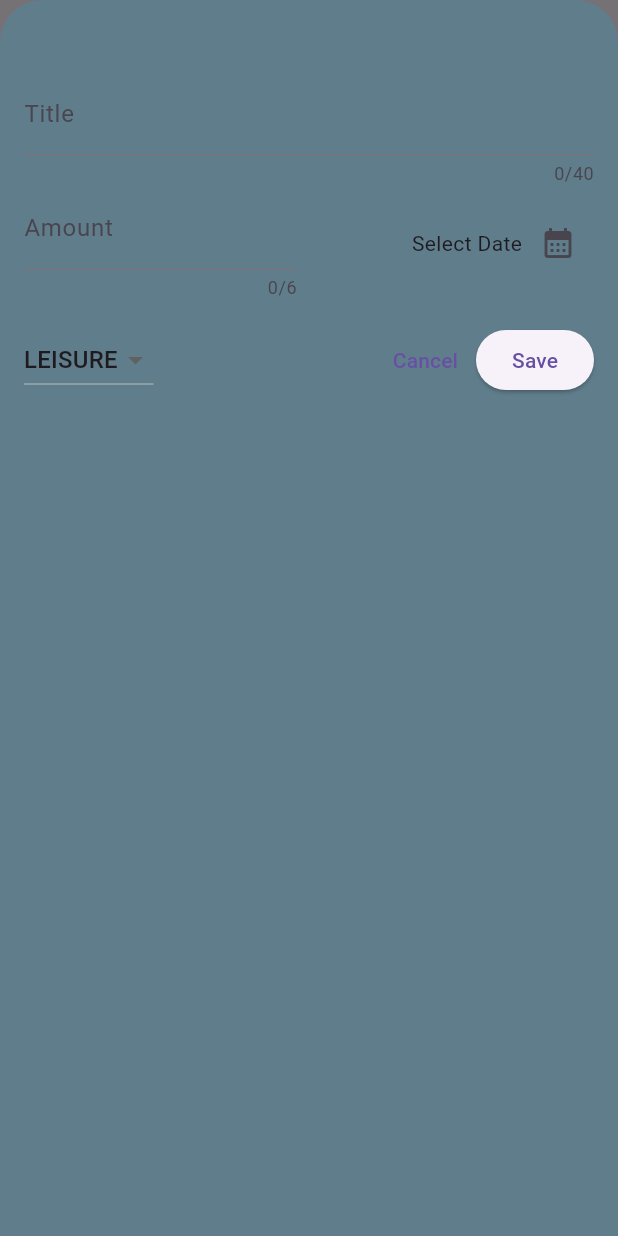
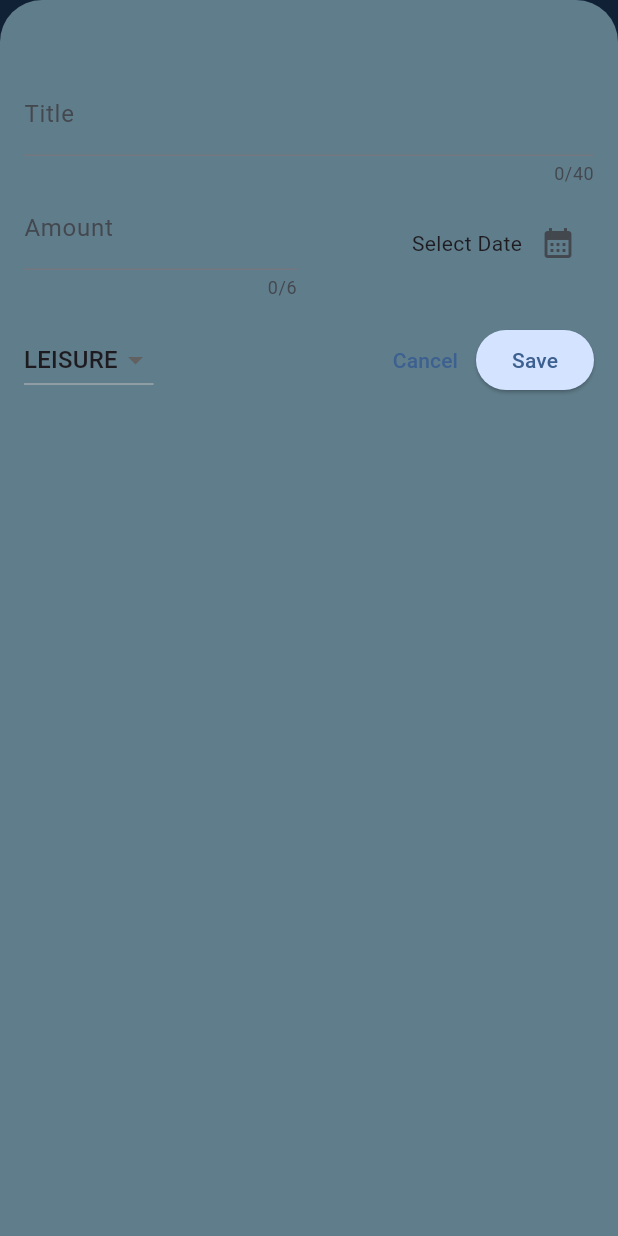
Before and after one commit to Arunvs16/expenseTracker, a Flutter app: the screen it shows after launch, after a tap on the "add" icon, on a phone screen of 412 x 824 dp. Run offline on Flutter 3.47's test engine with Material 3 defaults, Android fonts, the phone set to English and light mode, and no system bars.

Commit message:
colors added for all items by themeData

```diff
--- a/lib/main.dart
+++ b/lib/main.dart
@@ -1,8 +1,39 @@
 import 'package:expense_tracker/widgets/expenses.dart';
 import 'package:flutter/material.dart';
 
+var kColorScheme = ColorScheme.fromSeed(
+  seedColor: const Color.fromARGB(255, 0, 118, 214),
+);
+
+
 void main() {
   runApp(
-    MaterialApp(debugShowCheckedModeBanner: false, home: const Expenses()),
+    MaterialApp(
+      debugShowCheckedModeBanner: false,
+      theme: ThemeData(
+        colorScheme: kColorScheme,
+        appBarTheme: AppBarTheme(
+          backgroundColor: kColorScheme.onPrimaryContainer,
+          foregroundColor: kColorScheme.primaryContainer,
+        ),
+        cardTheme: CardTheme(
+          color: kColorScheme.secondaryContainer,
+          margin: const EdgeInsets.symmetric(horizontal: 16, vertical: 8),
+        ),
+        elevatedButtonTheme: ElevatedButtonThemeData(
+          style: ElevatedButton.styleFrom(
+            backgroundColor: kColorScheme.primaryContainer,
+          ),
+        ),
+        textTheme: ThemeData().textTheme.copyWith(
+          titleLarge: TextStyle(
+            fontWeight: FontWeight.bold,
+            color: kColorScheme.onSecondaryContainer,
+            fontSize: 16,
+          ),
+        ),
+      ),
+      home: const Expenses(),
+    ),
   );
 }
--- a/lib/widgets/expenses_list/expenses_item.dart
+++ b/lib/widgets/expenses_list/expenses_item.dart
@@ -12,8 +12,9 @@ class ExpensesItem extends StatelessWidget {
       child: Padding(
         padding: const EdgeInsets.symmetric(horizontal: 20, vertical: 16),
         child: Column(
+          crossAxisAlignment: CrossAxisAlignment.start,
           children: [
-            Text(expense.title),
+            Text(expense.title, style: Theme.of(context).textTheme.titleLarge),
             const SizedBox(height: 4),
             Row(
               children: [
--- a/lib/widgets/expenses_list/expenses_list.dart
+++ b/lib/widgets/expenses_list/expenses_list.dart
@@ -3,10 +3,11 @@ import 'package:expense_tracker/widgets/expenses_list/expenses_item.dart';
 import 'package:flutter/material.dart';
 
 class ExpensesList extends StatelessWidget {
-  const ExpensesList({super.key,
-   required this.expenses,
-   required this.onRemoveExpense,
-   });
+  const ExpensesList({
+    super.key,
+    required this.expenses,
+    required this.onRemoveExpense,
+  });
   final Function(Expense) onRemoveExpense;
   final List<Expense> expenses;
   @override
@@ -14,8 +15,16 @@ class ExpensesList extends StatelessWidget {
     return ListView.builder(
       itemCount: expenses.length,
       itemBuilder:
-          (context, index) => Dismissible(
-            onDismissed: (direction)=>onRemoveExpense(expenses[index]),
+          (cxt, index) => Dismissible(
+            direction: DismissDirection.endToStart,
+            background: Container(
+              color: Theme.of(context).colorScheme.error.withValues(),
+              margin: EdgeInsets.symmetric(
+                horizontal: Theme.of(context).cardTheme.margin!.horizontal,
+              ),
+              child: Icon(Icons.delete),
+            ),
+            onDismissed: (direction) => onRemoveExpense(expenses[index]),
             key: ValueKey(expenses[index]),
             child: ExpensesItem(expenses[index]),
           ),
```
